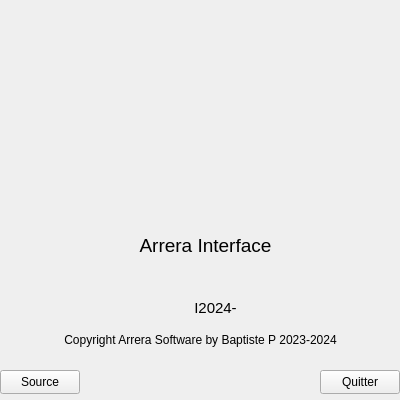
Old version of the form carreraapropos.ui in the repository Arrera-Software/Arrera-Interface.
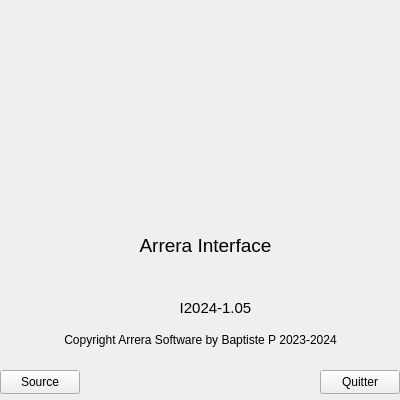
New version of the form. Icons and pictures are not drawn.

Commit message: Mise en place du nuero de version

What changed in the file:
```diff
--- a/carreraapropos.ui
+++ b/carreraapropos.ui
@@ -93,7 +93,7 @@
      </font>
     </property>
     <property name="text">
-     <string>I2024-</string>
+     <string>I2024-1.05</string>
     </property>
     <property name="alignment">
      <set>Qt::AlignCenter</set>
```
